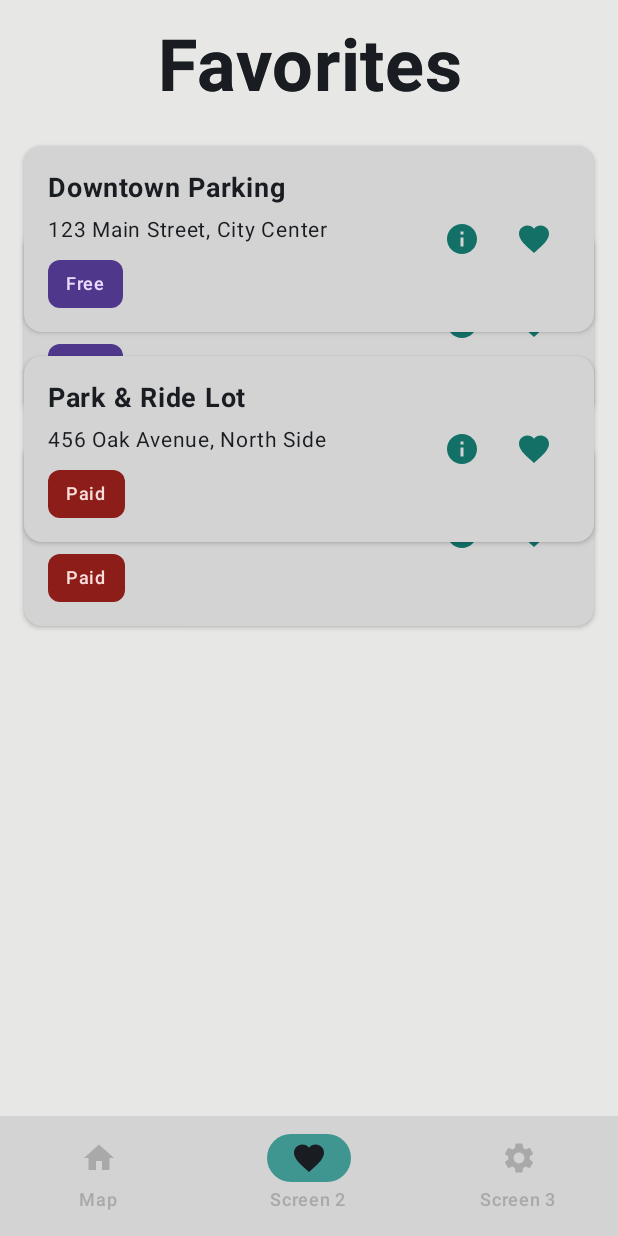
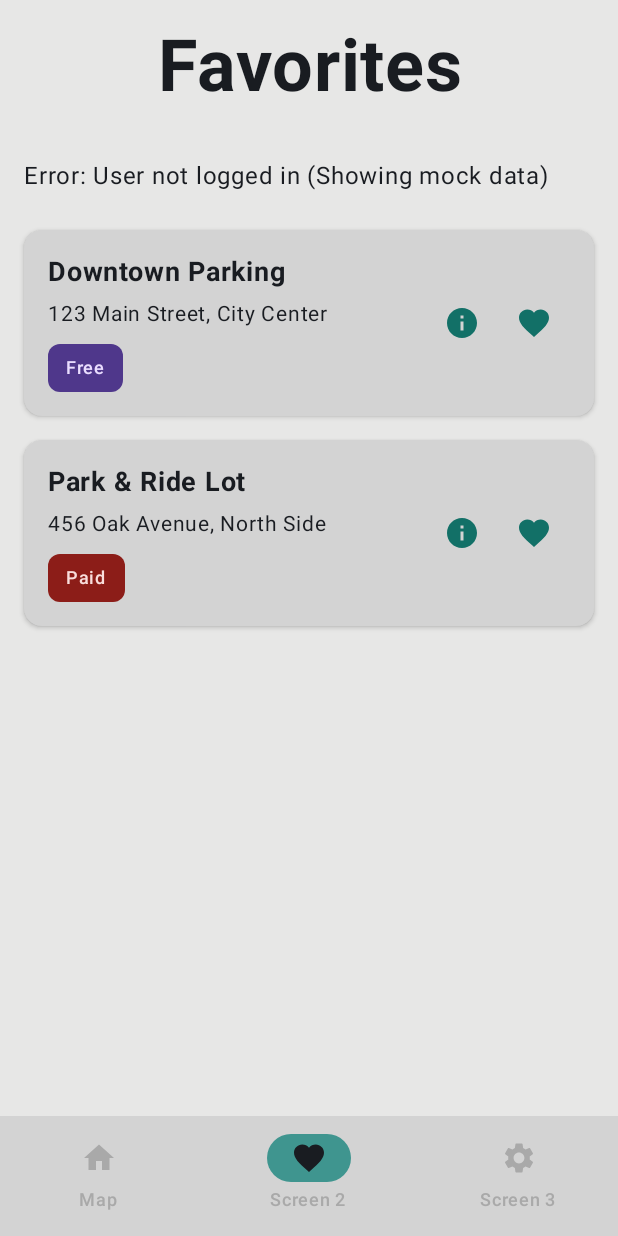
Before and after one commit to magnusdybdal-snd/PROG2007-mobile-programming, an Android app built with Jetpack Compose: the screen it shows after launch (MainActivity), item 2 of the bottom bar chosen, on a phone screen of 412 x 824 dp. Run offline under Robolectric (Android 15) with nearby library versions, the phone set to English and light mode, and no system bars; our stand-ins replace Dagger/Hilt's generated code, Firebase (no records; nobody signed in at launch, a user with empty details on screens opened directly), Timber.

Commit message:
removed redundant mock data

```diff
--- a/app/src/main/java/com/example/motorcycleparking/features/favoiritescreen/FavoriteScreen.kt
+++ b/app/src/main/java/com/example/motorcycleparking/features/favoiritescreen/FavoriteScreen.kt
@@ -95,32 +95,4 @@ fun FavoriteScreen(
             }
         }
     }
-
-    Column {
-        PageHeading(
-            modifier = Modifier,
-            text = "Favorites"
-        )
-
-        ParkingSpotCard(
-            parkingSpot = ParkingSpot(
-                name = "Downtown Parking",
-                id = null,
-                displayAddress = "123 Main Street, City Center",
-                free = true,
-                note = null
-            )
-        )
-
-        ParkingSpotCard(
-            parkingSpot = ParkingSpot(
-                name = "Park & Ride Lot",
-                id = null,
-                displayAddress = "456 Oak Avenue, North Side",
-                free = false,
-                note = null
-            )
-
-        )
-    }
 }
```
